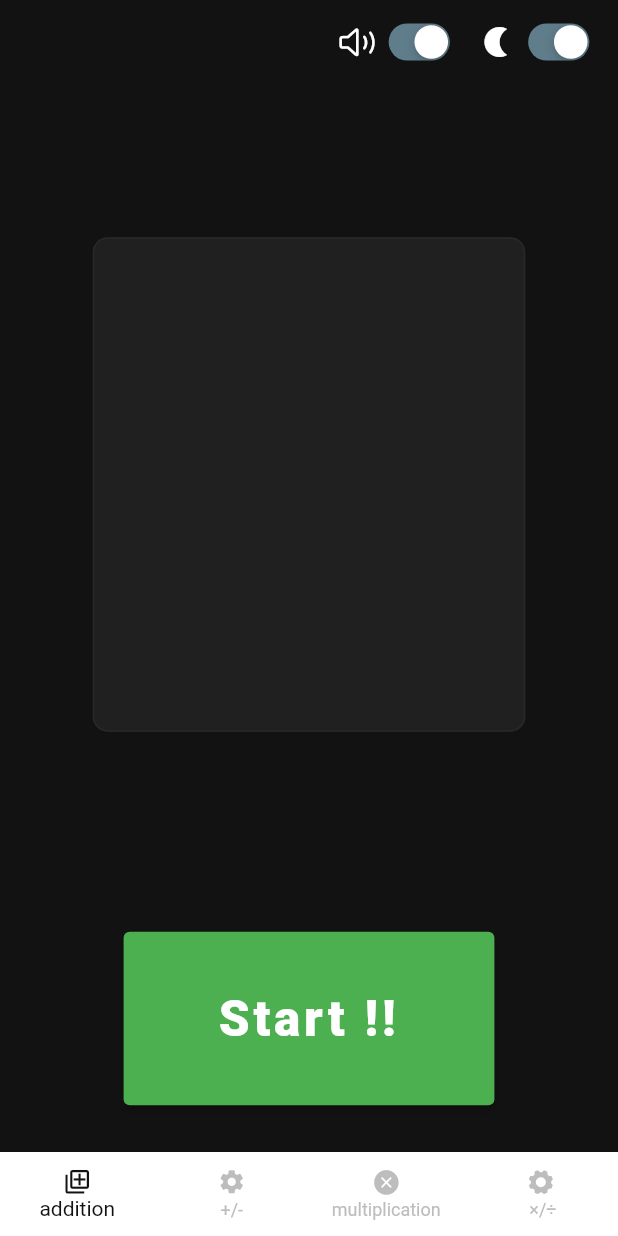
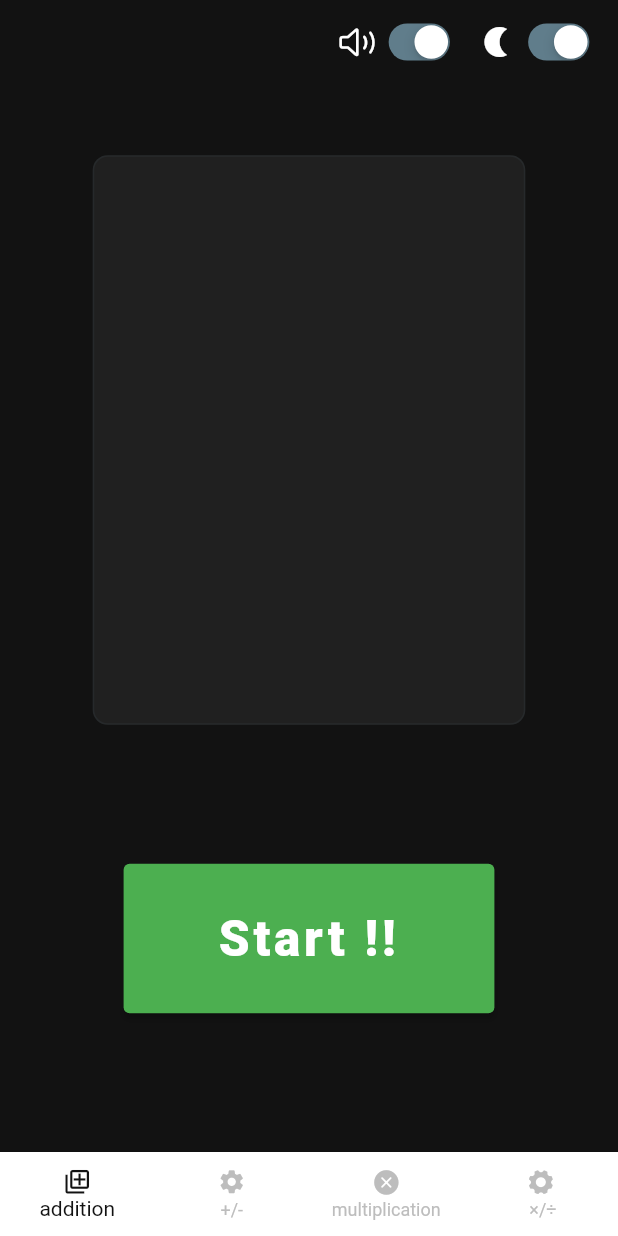
Before and after one commit to semanticist21/simple-anzan, a Flutter app: the screen it shows after launch, on a phone screen of 412 x 824 dp. Run offline on Flutter 3.47's test engine with Material 2 defaults, Android fonts, the phone set to English and light mode, and no system bars; our stand-ins replace just_audio, shared_preferences, universal_io.

Commit message:
리스트 뷰 크기 수정

```diff
--- a/lib/src/components/flicker_multiply.dart
+++ b/lib/src/components/flicker_multiply.dart
@@ -176,7 +176,7 @@ class _FlickerMultiplyState extends State<FlickerMultiply> {
 
         //show answer
         setState(() {
-          _number = '${item.item1 / item.item2}';
+          _number = '${(item.item1 ~/ item.item2)}';
         });
         if (i == length - 1) {
           break;
--- a/lib/src/dialog/prob_list.dart
+++ b/lib/src/dialog/prob_list.dart
@@ -17,7 +17,7 @@ class _ProbListState extends State<ProbList> {
   Widget build(BuildContext context) {
     return Dialog(
         child: ConstrainedBox(
-            constraints: const BoxConstraints(maxWidth: 1000),
+            constraints: const BoxConstraints(maxWidth: 800),
             child: FractionallySizedBox(
                 heightFactor: 0.7,
                 child: CustomScrollView(
--- a/lib/src/dialog/prob_list_multiply.dart
+++ b/lib/src/dialog/prob_list_multiply.dart
@@ -22,7 +22,7 @@ class _ProbMultiplyListState extends State<ProbMultiplyList> {
   Widget build(BuildContext context) {
     return Dialog(
         child: ConstrainedBox(
-            constraints: const BoxConstraints(maxWidth: 1000),
+            constraints: const BoxConstraints(maxWidth: 800),
             child: FractionallySizedBox(
                 heightFactor: 0.7,
                 child: CustomScrollView(
--- a/lib/src/pages/home_page.dart
+++ b/lib/src/pages/home_page.dart
@@ -28,9 +28,8 @@ class _HomePageState extends State<HomePage> {
           alignment: Alignment.topCenter,
           child: Column(children: [
             Expanded(
-              flex: 3,
-              child: Stack(children: [
-                Visibility(
+                flex: 1,
+                child: Visibility(
                     visible: _stateProvider.isQuestionListButtonVisible,
                     child: Row(
                         mainAxisAlignment: MainAxisAlignment.end,
@@ -42,11 +41,8 @@ class _HomePageState extends State<HomePage> {
                                       .colorScheme
                                       .onBackground
                                       .withOpacity(0.7),
-                                  fontSize: (MediaQuery.of(context).size.width *
-                                              0.75 +
-                                          MediaQuery.of(context).size.height *
-                                              0.58) *
-                                      0.015)),
+                                  fontSize: MediaQuery.of(context).size.height *
+                                      0.03)),
                           IconButton(
                               onPressed: () {
                                 if (_stateProvider.state ==
@@ -59,32 +55,28 @@ class _HomePageState extends State<HomePage> {
                                     builder: (context) =>
                                         ProbList(numList: _stateProvider.nums));
                               },
-                              icon: Icon(
-                                Icons.search,
+                              icon: Icon(Icons.search,
                                   color: Theme.of(context)
                                       .colorScheme
                                       .onBackground
                                       .withOpacity(0.7),
-                                size:
-                                    (MediaQuery.of(context).size.width * 0.75 +
-                                            MediaQuery.of(context).size.height *
-                                                0.58) *
-                                        0.02,
-                              ),
+                                  size: MediaQuery.of(context).size.height *
+                                      0.03),
                               splashRadius: 10),
                           SizedBox(
                             width: MediaQuery.of(context).size.width * 0.16,
-                            height: MediaQuery.of(context).size.height * 0.175,
+                            // height: MediaQuery.of(context).size.height * 0.175,
                           )
-                        ])),
-                Center(
+                        ]))),
+            Expanded(
+              flex: 8,
+              child: Center(
                   child: SizedBox(
                 width: MediaQuery.of(context).size.width * 0.7,
-                  height: MediaQuery.of(context).size.height * 0.4,
+                height: MediaQuery.of(context).size.height * 1,
                 child: Container(
                   decoration: BoxDecoration(
-                        color:
-                            Theme.of(context).colorScheme.onSecondaryContainer,
+                      color: Theme.of(context).colorScheme.onSecondaryContainer,
                       borderRadius: BorderRadius.circular(10),
                       border: Border.all(
                           color: Theme.of(context).colorScheme.shadow)),
@@ -96,20 +88,19 @@ class _HomePageState extends State<HomePage> {
                   ),
                 ),
               )),
-              ]),
             ),
             Expanded(
-              flex: 1,
+              flex: 6,
               child: Center(
                   child: ConstrainedBox(
-                      constraints: const BoxConstraints(maxWidth: 800),
+                      constraints: const BoxConstraints(maxWidth: 600),
                       child: Consumer<StateProvider>(
                           builder: (context, value, child) {
                         return Visibility(
                           visible: value.isButtonVisible,
                           child: FractionallySizedBox(
                             widthFactor: 0.6,
-                            heightFactor: 0.65,
+                            heightFactor: 0.35,
                             child: ElevatedButton(
                                 style: ButtonStyle(
                                   backgroundColor:
--- a/lib/src/pages/settting_page.dart
+++ b/lib/src/pages/settting_page.dart
@@ -43,7 +43,7 @@ class _SettingsPageState extends State<SettingsPage> {
         constraints: const BoxConstraints(maxWidth: 1000),
         child: FractionallySizedBox(
           widthFactor: 0.8,
-          heightFactor: 0.8,
+          heightFactor: 0.9,
           child: Container(
               decoration: BoxDecoration(
                   color: Theme.of(context).colorScheme.onTertiaryContainer,
--- a/lib/src/pages/settting_page_multiply.dart
+++ b/lib/src/pages/settting_page_multiply.dart
@@ -43,7 +43,7 @@ class _SettingsPageState extends State<SettingsMultiplyPage> {
         constraints: const BoxConstraints(maxWidth: 1000),
         child: FractionallySizedBox(
           widthFactor: 0.8,
-          heightFactor: 0.8,
+          heightFactor: 0.9,
           child: Container(
               decoration: BoxDecoration(
                   color: Theme.of(context).colorScheme.onTertiaryContainer,
```
Also changed, not shown: lib/src/pages/home_page_multiply.dart (+18 -27 lines), 1 other file. Lines whose indentation alone changed are shown as unchanged.
